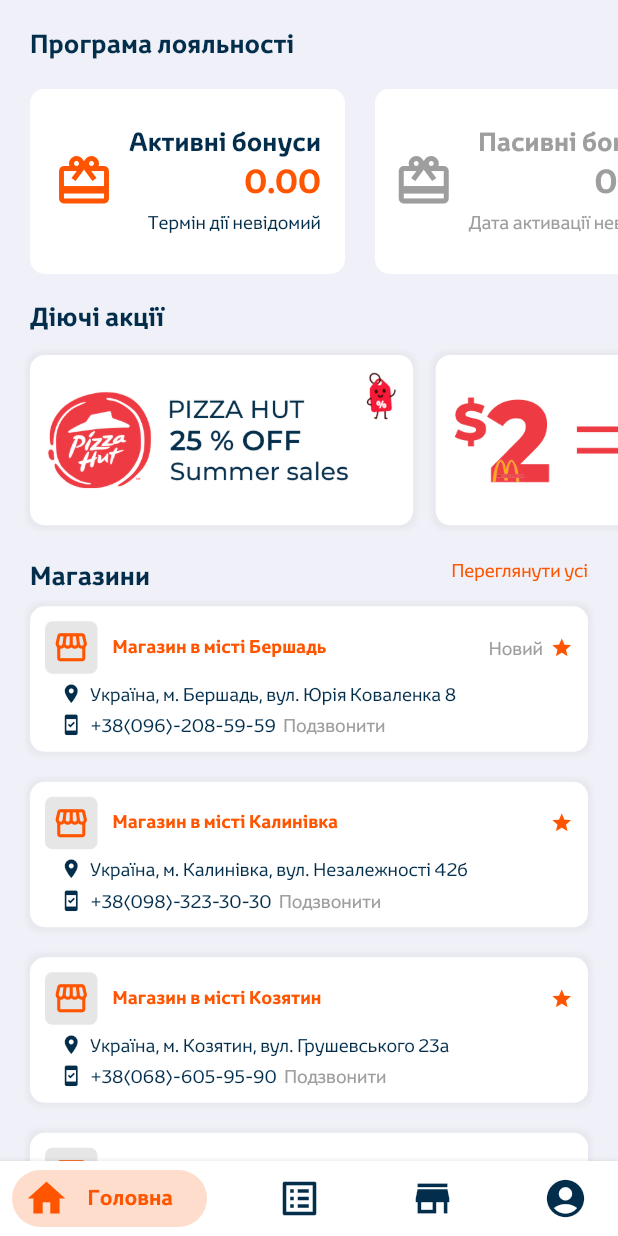
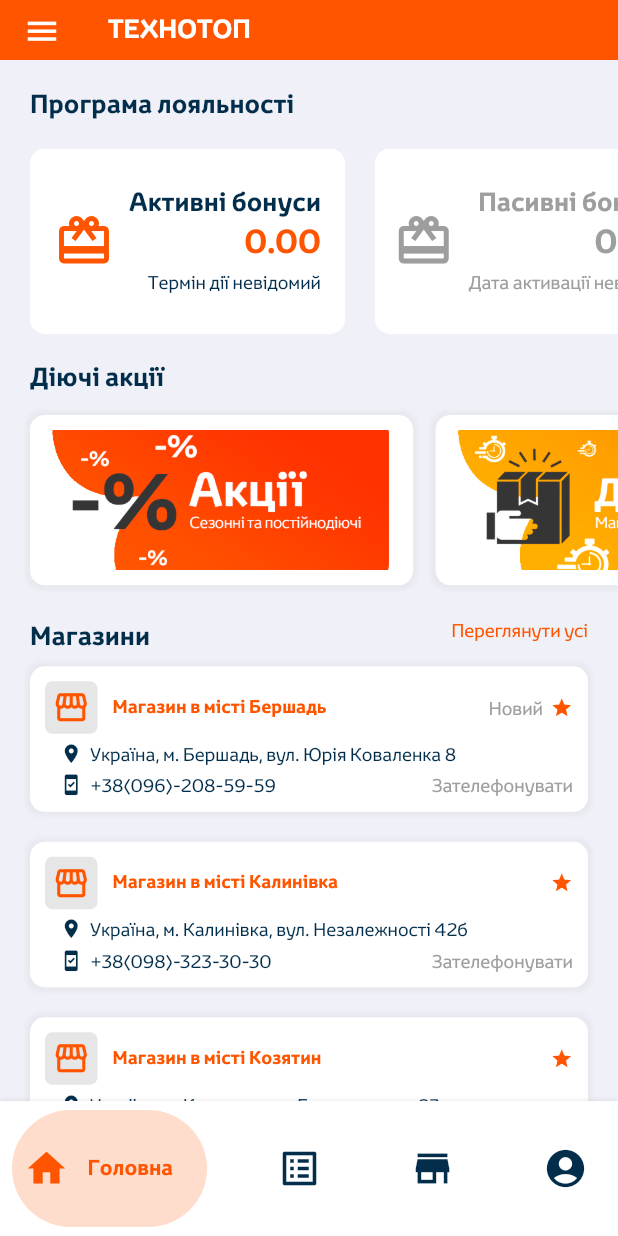
Before and after one commit to yarsort/res, a Flutter app: the BottomBar screen opened directly, on a phone screen of 412 x 824 dp. Run offline on Flutter 3.47's test engine with Material 2 defaults, Android fonts, the phone set to English and light mode, and no system bars; drawn by our look-alikes of bottom_navy_bar; our stand-ins replace barcode_widget, cached_network_image, flutter_cache_manager, flutter_slidable, fluttertoast, shared_preferences; accounts and stored records are empty; network calls fail.

Commit message:
Исправление баннеров и списка магазинов

```diff
--- a/lib/constants/constants.dart
+++ b/lib/constants/constants.dart
@@ -211,6 +211,12 @@
 TextStyle whiteColor15BoldTextStyle = TextStyle(
   color: whiteColor,
   fontSize: 15,
+  fontWeight: FontWeight.w700,
+);
+
+TextStyle whiteColor17BoldTextStyle = TextStyle(
+  color: whiteColor,
+  fontSize: 17,
   fontWeight: FontWeight.w700,
 );
 
--- a/lib/pages/home/home.dart
+++ b/lib/pages/home/home.dart
@@ -7,7 +7,6 @@
 import 'dart:convert';
 import 'package:http/http.dart' as http;
 import 'package:url_launcher/url_launcher.dart';
-import 'package:flutter/services.dart';
 
 class Home extends StatefulWidget {
   @override
@@ -27,8 +26,8 @@
   double width;
 
   final offerList = [
-    {'image': 'assets/offer_banner/Offer1.png'},
-    {'image': 'assets/offer_banner/Offer2.png'},
+    {'image': 'assets/offer_banner/app-ban001.png'},
+    {'image': 'assets/offer_banner/app-ban002.png'},
   ];
 
   final storeList = [];
@@ -70,8 +69,31 @@
 
     return Scaffold(
       appBar: AppBar(
-        toolbarHeight: 0,
-        backgroundColor: bgColor,
+        toolbarHeight: 40,
+        title: Text('ТЕХНОТОП',
+          style: whiteColor17BoldTextStyle,
+        ),
+        backgroundColor: primaryColor, // status bar color
+        leading: IconButton(
+          icon: const Icon(Icons.menu, color: whiteColor, size: 25,),
+          tooltip: 'Головна',
+          onPressed: () {
+            currentIndex = 3;
+            Navigator.push(
+              context,
+              MaterialPageRoute(builder: (context) => BottomBar()),
+            );
+          },
+        ),
+        actions: [
+          /*IconButton(
+            icon: const Icon(Icons.shopping_cart, color: whiteColor),
+            tooltip: 'Кошик',
+            onPressed: () {
+
+            },
+          ),*/
+        ],
       ),
       body: RefreshIndicator(
         color: primaryColor,
@@ -392,6 +414,8 @@
             Container(
               margin: EdgeInsets.fromLTRB(0, 10, 10, 10),
               child: BarcodeWidget(
+                drawText: false,
+                color: darkBlueColor,
                 barcode: Barcode.ean13(), // Barcode type and settings
                 data: constBarcodeUser, // Content
                 width: width * 0.75,
@@ -421,14 +445,14 @@
                   : fixPadding * 1.5,
             ),
             child: InkWell(
-              onTap: () => Navigator.push(
+              /*onTap: () => Navigator.push(
                 context,
                 MaterialPageRoute(
                   builder: (context) => ParticularItem(
                     tag: offerList[index],
                   ),
                 ),
-              ),
+              ),*/
               child: Container(
                 margin: EdgeInsets.symmetric(vertical: 5.0),
                 height: height * 0.10,
@@ -671,14 +695,14 @@
                             callDialog(context, item);
                           },
                           child: Row(
+                            mainAxisAlignment: MainAxisAlignment.spaceBetween,
                             children: [
                               Text(
                                 item['phoneNumber'],
                                 style: darkBlueColor12MediumTextStyle,
                               ),
-                              widthSpace,
                               Text(
-                                'Подзвонити',
+                                'Зателефонувати',
                                 style: greyColor12MediumTextStyle,
                               ),
 
--- a/lib/pages/stores/all_stores.dart
+++ b/lib/pages/stores/all_stores.dart
@@ -154,14 +154,14 @@
                               callDialog(context, item);
                           },
                             child: Row(
+                              mainAxisAlignment: MainAxisAlignment.spaceBetween,
                               children: [
                                 Text(
                                   item['phoneNumber'],
                                   style: darkBlueColor12MediumTextStyle,
                                 ),
-                                widthSpace,
                                 Text(
-                                  'Подзвонити',
+                                  'Зателефонувати',
                                   style: greyColor12MediumTextStyle,
                                 ),
 
--- a/lib/widget/bottom_bar.dart
+++ b/lib/widget/bottom_bar.dart
@@ -1,8 +1,8 @@
 import 'dart:io';
 
-import 'package:bottom_navy_bar/bottom_navy_bar.dart';
 import 'package:fluttertoast/fluttertoast.dart';
 import 'package:tehnotop/constants/screens.dart';
+import 'package:bottom_navy_bar/bottom_navy_bar.dart';
 
 class BottomBar extends StatefulWidget {
   @override
@@ -14,7 +14,6 @@
 class _BottomBarState extends State<BottomBar> {
   var heightBotoomBar = 0;
   DateTime currentBackPressTime;
-
   @override
   Widget build(BuildContext context) {
     return Scaffold(
@@ -45,7 +44,9 @@
                     ? AllStore()
                     : Profile(),
       ),
-      bottomNavigationBar: BottomNavyBar(
+      bottomNavigationBar: Container(
+        height: 90,
+        child: BottomNavyBar(
           showElevation: true,
           containerHeight: 50,
           selectedIndex: currentIndex,
@@ -56,8 +57,8 @@
           },
           items: [
             BottomNavyBarItem(
-            icon: Icon(
-              Icons.home,
+
+              icon: Icon(Icons.home,
                 size: 30,
                 color: currentIndex == 0 ? primaryColor : darkBlueColor,
               ),
@@ -68,8 +69,7 @@
               activeColor: primaryColor.withOpacity(0.1),
             ),
             BottomNavyBarItem(
-            icon: Icon(
-              Icons.list_alt,
+              icon: Icon(Icons.list_alt,
                 size: 30,
                 color: currentIndex == 1 ? primaryColor : darkBlueColor,
               ),
@@ -80,8 +80,7 @@
               activeColor: primaryColor.withOpacity(0.1),
             ),
             BottomNavyBarItem(
-            icon: Icon(
-              Icons.store,
+              icon: Icon(Icons.store,
                 size: 30,
                 color: currentIndex == 2 ? primaryColor : darkBlueColor,
               ),
@@ -92,8 +91,7 @@
               activeColor: primaryColor.withOpacity(0.1),
             ),
             BottomNavyBarItem(
-            icon: Icon(
-              Icons.account_circle,
+              icon: Icon(Icons.account_circle,
                 size: 30,
                 color: currentIndex == 3 ? primaryColor : darkBlueColor,
               ),
@@ -104,6 +102,7 @@
               activeColor: primaryColor.withOpacity(0.1),
             ),
           ],
+        ),
       ),
     );
   }
```
Also changed, not shown: assets/offer_banner/app-ban001.png (added), assets/offer_banner/app-ban002.png (added). Lines whose indentation alone changed are shown as unchanged.
